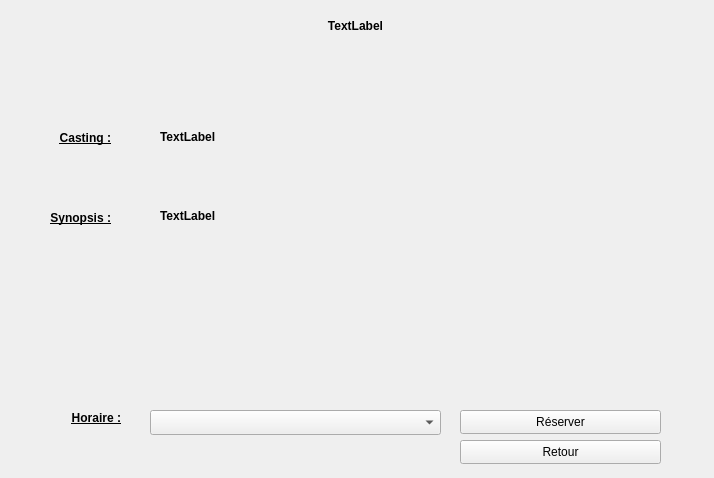
This is ui/detailWidget.ui in KaneRoot/ihmsem6a as Qt 5 draws it before an edit. The edited form follows.
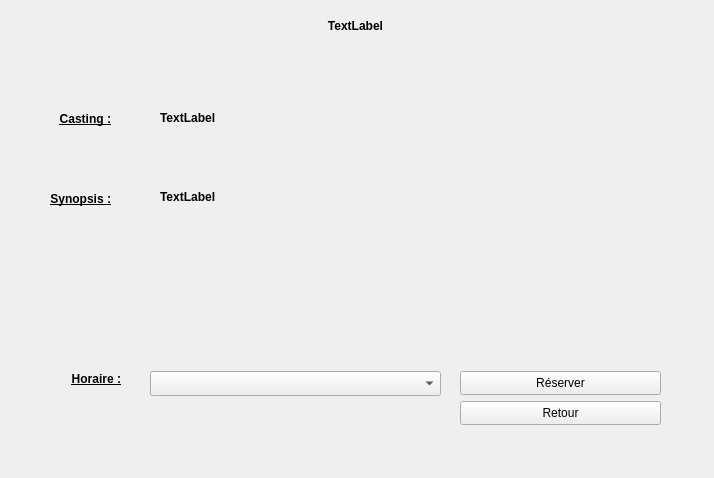
This is the edited form.

Diff of the .ui file:
```diff
--- a/ui/detailWidget.ui
+++ b/ui/detailWidget.ui
@@ -17,7 +17,7 @@
    <property name="geometry">
     <rect>
      <x>460</x>
-     <y>440</y>
+     <y>401</y>
      <width>201</width>
      <height>24</height>
     </rect>
@@ -61,7 +61,7 @@
    <property name="geometry">
     <rect>
      <x>20</x>
-     <y>210</y>
+     <y>191</y>
      <width>91</width>
      <height>16</height>
     </rect>
@@ -84,7 +84,7 @@
    <property name="geometry">
     <rect>
      <x>150</x>
-     <y>410</y>
+     <y>371</y>
      <width>291</width>
      <height>25</height>
     </rect>
@@ -94,7 +94,7 @@
    <property name="geometry">
     <rect>
      <x>40</x>
-     <y>410</y>
+     <y>371</y>
      <width>81</width>
      <height>16</height>
     </rect>
@@ -117,7 +117,7 @@
    <property name="geometry">
     <rect>
      <x>460</x>
-     <y>410</y>
+     <y>371</y>
      <width>201</width>
      <height>24</height>
     </rect>
@@ -130,7 +130,7 @@
    <property name="geometry">
     <rect>
      <x>20</x>
-     <y>130</y>
+     <y>111</y>
      <width>91</width>
      <height>16</height>
     </rect>
@@ -153,8 +153,8 @@
    <property name="geometry">
     <rect>
      <x>160</x>
-     <y>130</y>
-     <width>441</width>
+     <y>111</y>
+     <width>491</width>
      <height>61</height>
     </rect>
    </property>
@@ -181,8 +181,8 @@
    <property name="geometry">
     <rect>
      <x>160</x>
-     <y>209</y>
-     <width>441</width>
+     <y>190</y>
+     <width>491</width>
      <height>141</height>
     </rect>
    </property>
```
